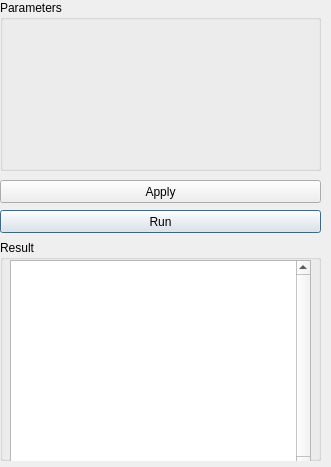
narg95/goldenberry, file source/Goldenberry/widgets/optimization/GbPbilWidget.ui: the form before one commit.
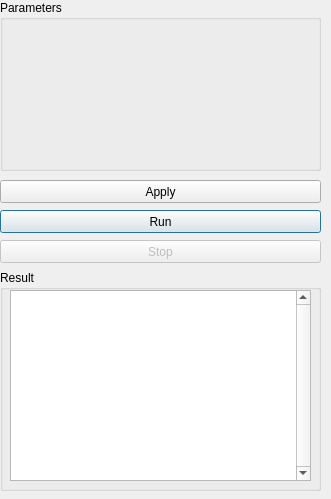
The form after the commit.

Commit message: stop option included

```diff
--- a/source/Goldenberry/widgets/optimization/GbPbilWidget.ui
+++ b/source/Goldenberry/widgets/optimization/GbPbilWidget.ui
@@ -11,7 +11,7 @@
     <x>0</x>
     <y>0</y>
     <width>331</width>
-    <height>467</height>
+    <height>499</height>
    </rect>
   </property>
   <property name="windowTitle">
@@ -40,7 +40,7 @@
    <property name="geometry">
     <rect>
      <x>0</x>
-     <y>240</y>
+     <y>270</y>
      <width>321</width>
      <height>221</height>
     </rect>
@@ -54,7 +54,7 @@
       <x>10</x>
       <y>20</y>
       <width>301</width>
-      <height>211</height>
+      <height>191</height>
      </rect>
     </property>
     <property name="verticalScrollBarPolicy">
@@ -88,6 +88,22 @@
     <string>Apply</string>
    </property>
   </widget>
+  <widget class="QPushButton" name="stopButton">
+   <property name="enabled">
+    <bool>false</bool>
+   </property>
+   <property name="geometry">
+    <rect>
+     <x>0</x>
+     <y>240</y>
+     <width>321</width>
+     <height>23</height>
+    </rect>
+   </property>
+   <property name="text">
+    <string>Stop</string>
+   </property>
+  </widget>
  </widget>
  <resources/>
  <connections/>
```
The commit also changes 8 other files.
